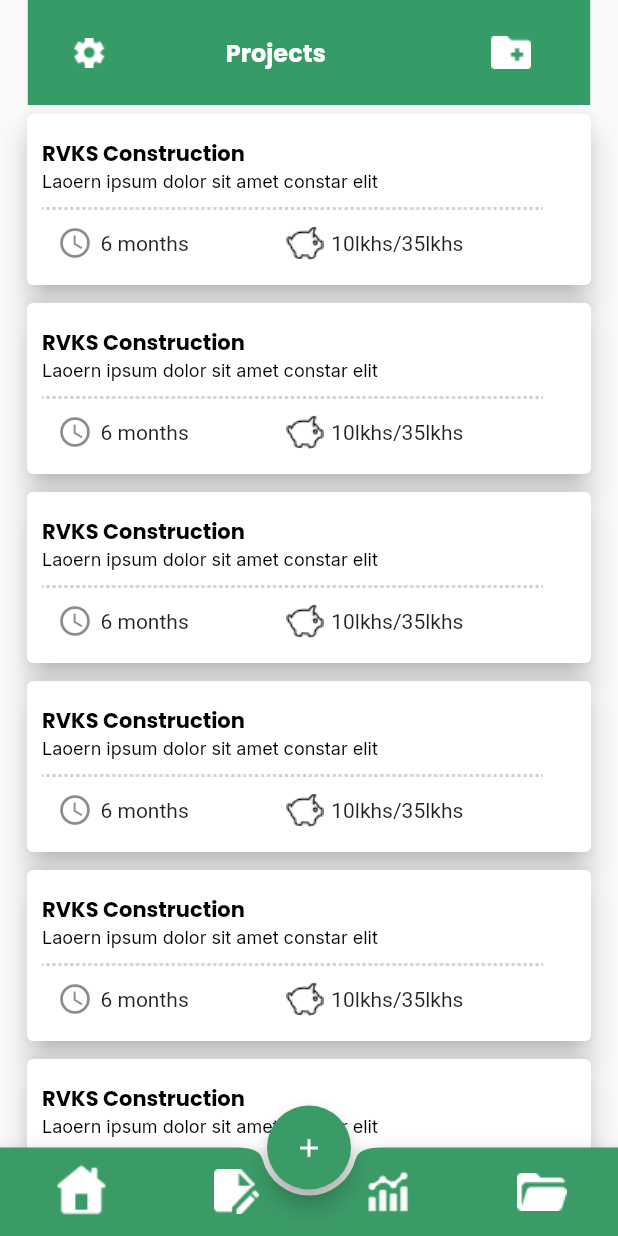
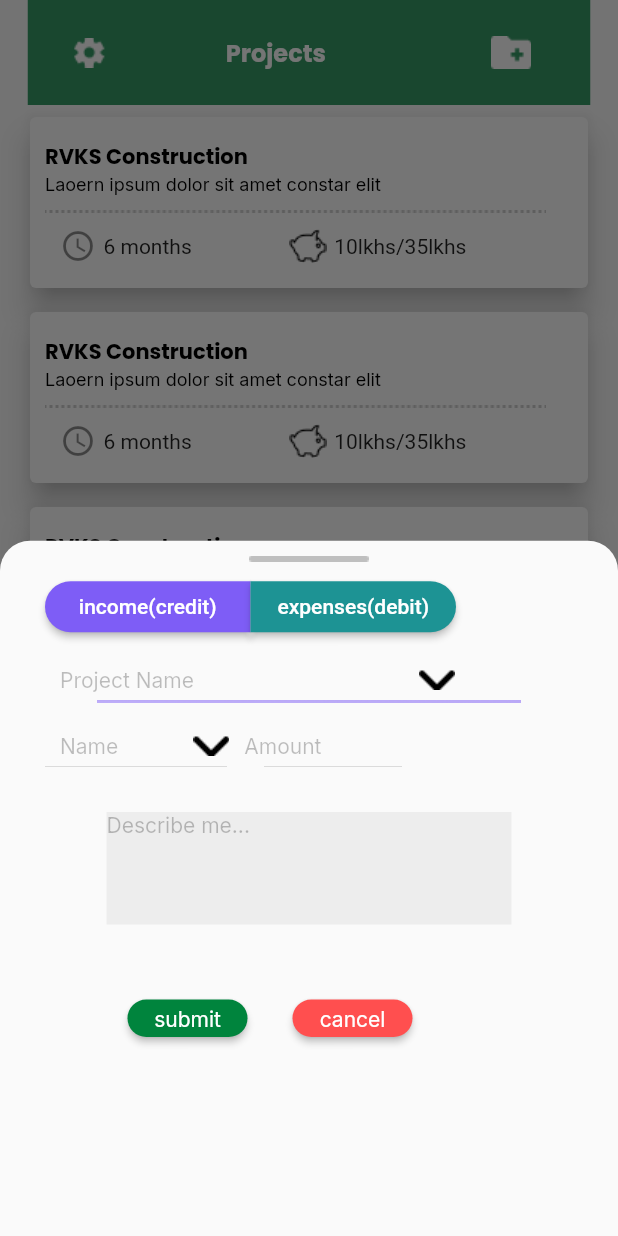
Before and after one commit to praveen3187/InternProjs, a Flutter app: the screen it shows after launch, after a tap on the "add" icon, on a phone screen of 412 x 824 dp. Run offline on Flutter 3.47's test engine with Material 2 defaults, Android fonts, the phone set to English and light mode, and no system bars.

Commit message:
added showModelSheet
added showModelSheet to all the pages a gesturedetector for add icon in the bottomnavigation bar.

```diff
--- /dev/null
+++ b/lib/cutsomModelSheet.dart
@@ -0,0 +1,205 @@
+import 'package:flutter/material.dart';
+class CustomBottomSheet extends StatelessWidget {
+  @override
+  Widget build(BuildContext context) {
+     return Container(
+                      child: Column(children: [
+                    SizedBox(
+                      height: 10,
+                    ),
+                    Center(child: Image.asset('assets/images/bar.png')),
+                    SizedBox(
+                      height: 13,
+                    ),
+                    SizedBox(
+                      width: 20,
+                    ),
+                    Row(
+                      children: [
+                        SizedBox(
+                          width: 30,
+                        ),
+                        SizedBox(
+                          width: 137,
+                          height: 34,
+                          child: ElevatedButton(
+                              style: ElevatedButton.styleFrom(
+                                  backgroundColor:
+                                      Color.fromRGBO(126, 93, 246, 1),
+                                  shape: RoundedRectangleBorder(
+                                      borderRadius: BorderRadius.only(
+                                          topLeft: Radius.circular(20),
+                                          bottomLeft: Radius.circular(20)))),
+                              onPressed: () {},
+                              child: Text('income(credit)')),
+                        ),
+                        SizedBox(
+                          width: 137,
+                          height: 34,
+                          child: ElevatedButton(
+                              style: ElevatedButton.styleFrom(
+                                  backgroundColor:
+                                      Color.fromRGBO(29, 147, 148, 1),
+                                  shape: RoundedRectangleBorder(
+                                      borderRadius: BorderRadius.only(
+                                          topRight: Radius.circular(20),
+                                          bottomRight: Radius.circular(20)))),
+                              onPressed: () {},
+                              child: Text('expenses(debit)')),
+                        )
+                      ],
+                    ),
+                    SizedBox(
+                      height: 23,
+                    ),
+                    Row(
+                      children: [
+                        SizedBox(
+                          width: 40,
+                        ),
+                        Text(
+                          'Project Name',
+                          style: TextStyle(
+                              fontFamily: 'Inter',
+                              fontWeight: FontWeight.w400,
+                              fontSize: 14,
+                              color: Color.fromRGBO(0, 0, 0, 0.25)),
+                        ),
+                        SizedBox(
+                          width: 150,
+                        ),
+                        Image.asset(
+                          'assets/images/dwnv2.png',
+                          color: Colors.black,
+                        )
+                      ],
+                    ),
+                    SizedBox(
+                      height: 5,
+                    ),
+                    Image.asset('assets/images/Vector.png'),
+                    SizedBox(
+                      height: 20,
+                    ),
+                    Row(
+                      children: [
+                        SizedBox(
+                          width: 40,
+                        ),
+                        Text(
+                          'Name',
+                          style: TextStyle(
+                              fontFamily: 'Inter',
+                              fontWeight: FontWeight.w400,
+                              fontSize: 14,
+                              color: Color.fromRGBO(0, 0, 0, 0.25)),
+                        ),
+                        SizedBox(
+                          width: 50,
+                        ),
+                        Image.asset(
+                          'assets/images/dwnv2.png',
+                          color: Colors.black,
+                        ),
+                        SizedBox(
+                          width: 10,
+                        ),
+                        Text(
+                          'Amount',
+                          style: TextStyle(
+                              fontFamily: 'Inter',
+                              fontWeight: FontWeight.w400,
+                              fontSize: 14,
+                              color: Color.fromRGBO(0, 0, 0, 0.25)),
+                        ),
+                      ],
+                    ),
+                    SizedBox(
+                      height: 5,
+                    ),
+                    Row(
+                      children: [
+                        SizedBox(
+                          width: 30,
+                        ),
+                        Image.asset(
+                          'assets/images/Vector.png',
+                          width: 121,
+                          color: Color.fromRGBO(0, 0, 0, 0.25),
+                        ),
+                        SizedBox(
+                          width: 25,
+                        ),
+                        Image.asset('assets/images/Vector.png',
+                            width: 92, color: Color.fromRGBO(0, 0, 0, 0.25))
+                      ],
+                    ),
+                    SizedBox(
+                      height: 30,
+                    ),
+                    Container(
+                      width: 270,
+                      height: 75,
+                      child: Text('Describe me...',
+                          style: TextStyle(
+                              fontFamily: 'Inter',
+                              fontWeight: FontWeight.w400,
+                              fontSize: 14,
+                              color: Color.fromRGBO(0, 0, 0, 0.25))),
+                      decoration: BoxDecoration(
+                          color: Color.fromRGBO(217, 217, 217, 0.39)),
+                    ),
+                    SizedBox(
+                      height: 50,
+                    ),
+                    Row(
+                      children: [
+                        SizedBox(
+                          width: 85,
+                        ),
+                        SizedBox(
+                          width: 80,
+                          height: 25,
+                          child: ElevatedButton(
+                              style: ElevatedButton.styleFrom(
+                                  backgroundColor:
+                                      Color.fromRGBO(0, 132, 61, 1),
+                                  shape: RoundedRectangleBorder(
+                                      borderRadius: BorderRadius.all(
+                                          Radius.circular(20)))),
+                              onPressed: () {},
+                              child: Text('submit',
+                                  style: TextStyle(
+                                      fontFamily: 'Inter',
+                                      fontWeight: FontWeight.w400,
+                                      fontSize: 14,
+                                      color:
+                                          Color.fromRGBO(255, 255, 255, 1)))),
+                        ),
+                        SizedBox(
+                          width: 30,
+                        ),
+                        SizedBox(
+                          width: 80,
+                          height: 25,
+                          child: ElevatedButton(
+                              style: ElevatedButton.styleFrom(
+                                  backgroundColor:
+                                      Color.fromRGBO(255, 79, 79, 1),
+                                  shape: RoundedRectangleBorder(
+                                      borderRadius: BorderRadius.all(
+                                          Radius.circular(20)))),
+                              onPressed: () {},
+                              child: Text('cancel',
+                                  style: TextStyle(
+                                      fontFamily: 'Inter',
+                                      fontWeight: FontWeight.w400,
+                                      fontSize: 14,
+                                      color:
+                                          Color.fromRGBO(255, 255, 255, 1)))),
+                        )
+                      ],
+                    ),
+                  ]));
+  }
+}
--- a/lib/dashboard.dart
+++ b/lib/dashboard.dart
@@ -1,5 +1,7 @@
 import 'package:flutter/material.dart';
 import 'package:internproj/settings.dart';
+
+import 'cutsomModelSheet.dart';
 
 class DashBoard extends StatelessWidget {
   const DashBoard({super.key});
@@ -58,7 +60,6 @@ class DashBoard extends StatelessWidget {
                   return ListTile(
                     title: Card(
                         elevation: 8,
-                        margin: EdgeInsets.all(2),
                         child: Container(
                           margin: EdgeInsets.fromLTRB(10, 16, 10, 16),
                           child: Column(
@@ -118,9 +119,23 @@ class DashBoard extends StatelessWidget {
         floatingActionButtonLocation: FloatingActionButtonLocation.centerDocked,
         floatingActionButton: FloatingActionButton(
           onPressed: () {},
-          child: Icon(
-            Icons.add,
-            size: 20,
+          child: GestureDetector(
+            onTap: () {
+              showModalBottomSheet(
+                shape: RoundedRectangleBorder(
+                    borderRadius: BorderRadius.only(
+                        topRight: Radius.circular(20),
+                        topLeft: Radius.circular(20))),
+                context: context,
+                builder: (context) {
+                 return CustomBottomSheet();
+                },
+              );
+            },
+            child: Icon(
+              Icons.add,
+              size: 20,
+            ),
           ),
           backgroundColor: Color.fromRGBO(59, 155, 103, 1),
         ),
--- a/lib/home.dart
+++ b/lib/home.dart
@@ -1,5 +1,6 @@
 import 'package:flutter/material.dart';
 import 'package:internproj/settings.dart';
+import 'cutsomModelSheet.dart';
 
 class HomeScreen extends StatelessWidget {
   const HomeScreen({Key? key});
@@ -286,9 +287,23 @@ class HomeScreen extends StatelessWidget {
         floatingActionButtonLocation: FloatingActionButtonLocation.centerDocked,
         floatingActionButton: FloatingActionButton(
           onPressed: () {},
-          child: Icon(
-            Icons.add,
-            size: 20,
+         child: GestureDetector(
+            onTap: () {
+              showModalBottomSheet(
+                shape: RoundedRectangleBorder(
+                    borderRadius: BorderRadius.only(
+                        topRight: Radius.circular(20),
+                        topLeft: Radius.circular(20))),
+                context: context,
+                builder: (context) {
+                 return CustomBottomSheet();
+                },
+              );
+            },
+            child: Icon(
+              Icons.add,
+              size: 20,
+            ),
           ),
           backgroundColor: Color.fromRGBO(59, 155, 103, 1),
         ),
--- a/pubspec.yaml
+++ b/pubspec.yaml
@@ -76,6 +76,7 @@ flutter:
       - assets/images/file.png
       - assets/images/files.png
       - assets/images/dwnv.png
+      - assets/images/dwnv2.png
       - assets/images/settings.png
       - assets/images/greenrect.png
       - assets/images/paperpen.png
@@ -92,6 +93,7 @@ flutter:
       - assets/images/home.png
       - assets/images/User Shield.png
       - assets/images/Venture.png
+      - assets/images/bar.png
 
 
   #   - images/a_dot_burr.jpeg
```
Also changed, not shown: assets/images/bar.png (added), assets/images/dwnv2.png (added).
